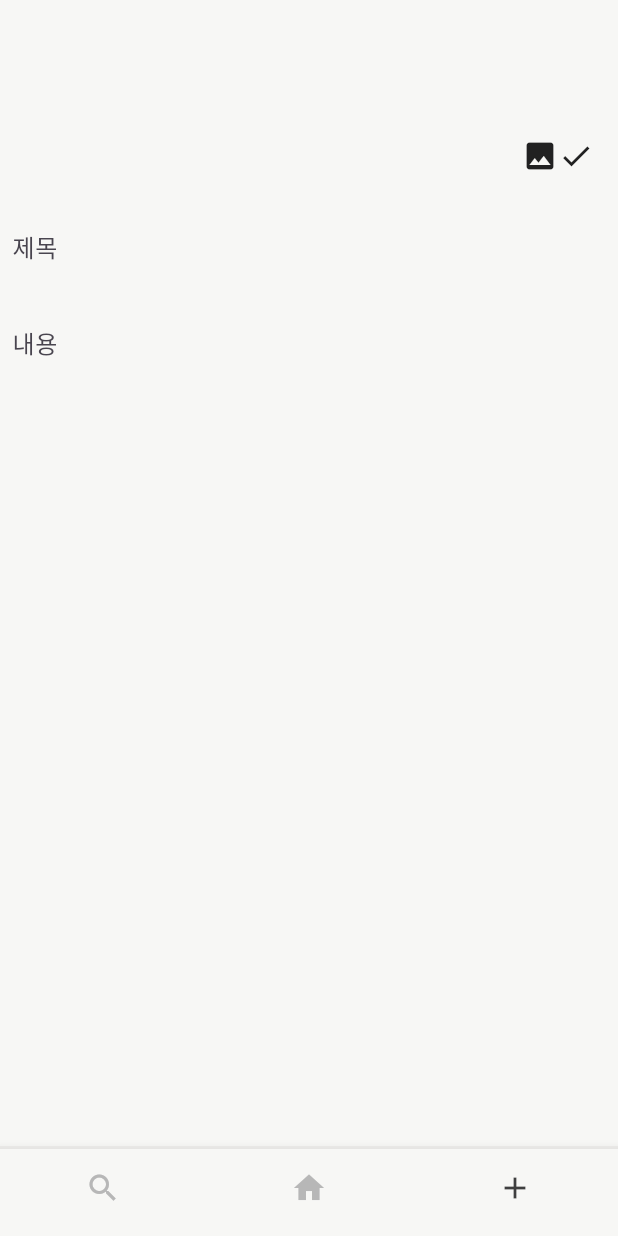
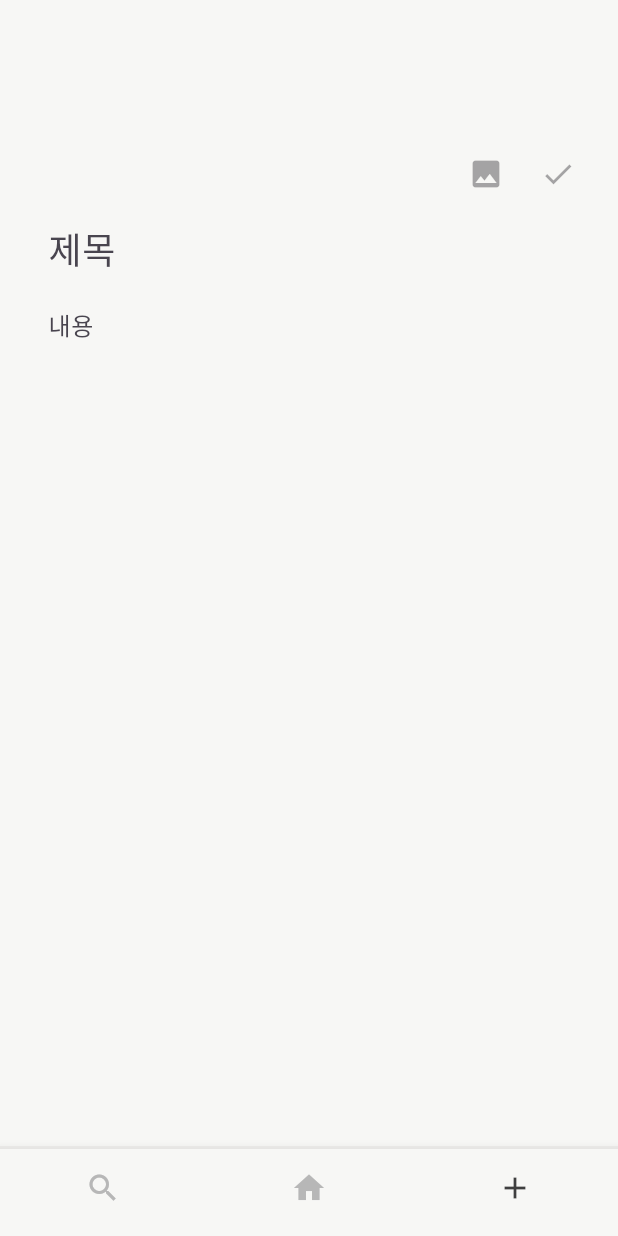
Before and after one commit to pybsh/GrammerNote, a Flutter app: the screen it shows after launch, item 3 of the bottom bar chosen, on a phone screen of 412 x 824 dp. Run offline on Flutter 3.47's test engine with Material 3 defaults, Android fonts, the phone set to English and light mode, and no system bars; our stand-ins replace fl_chart.

Commit message:
building UI

```diff
--- a/lib/screens/home.dart
+++ b/lib/screens/home.dart
@@ -29,7 +29,10 @@ class _HomeState extends State<Home> {
                 ),
                 Expanded(
                   flex: 1,
-                  child: Icon(Icons.more_horiz),
+                  child: IconButton(
+                    icon: Icon(Icons.more_horiz),
+                    onPressed: null,
+                  ),
                 ),
               ],
             ),
--- a/lib/screens/note.dart
+++ b/lib/screens/note.dart
@@ -15,18 +15,29 @@ class _MemoState extends State<Note> {
       crossAxisAlignment: CrossAxisAlignment.start,
       children: [
         Padding(
-          padding: EdgeInsets.only(top: 92, right: 16, bottom: 16),
+          padding: EdgeInsets.only(top: 92, right: 16),
           child: Row(
             mainAxisAlignment: MainAxisAlignment.end,
-            children: [Icon(Icons.insert_photo), Icon(Icons.check)],
+            children: [
+              IconButton(
+                icon: Icon(Icons.insert_photo),
+                onPressed: null,
+              ),
+              IconButton(
+                icon: Icon(Icons.check),
+                onPressed: null,
+              ),
+            ],
           ),
         ),
         Padding(
-          padding: EdgeInsets.all(8.0),
+          padding: EdgeInsets.only(left: 32),
           child: TextField(
             cursorColor: Colors.black,
+            style: TextStyle(fontSize: 24),
             decoration: InputDecoration(
               hintText: "제목",
+              hintStyle: TextStyle(fontSize: 24),
               border: InputBorder.none,
               enabledBorder: InputBorder.none,
               disabledBorder: InputBorder.none,
@@ -35,7 +46,9 @@ class _MemoState extends State<Note> {
           ),
         ),
         Padding(
-          padding: EdgeInsets.all(8.0),
+          padding: EdgeInsets.only(left: 32),
+          child: SizedBox(
+            height: 600,
             child: TextField(
               keyboardType: TextInputType.multiline,
               maxLines: null,
@@ -49,6 +62,7 @@ class _MemoState extends State<Note> {
               ),
             ),
           ),
+        ),
       ],
     ));
   }
```
Lines whose indentation alone changed are shown as unchanged.
